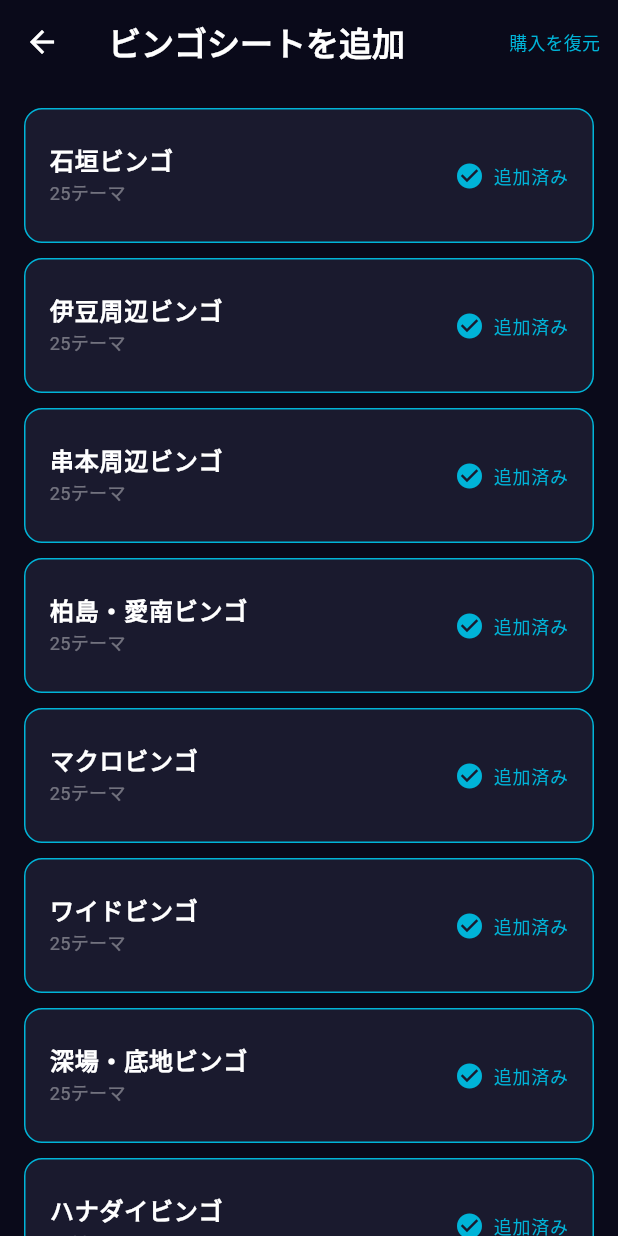
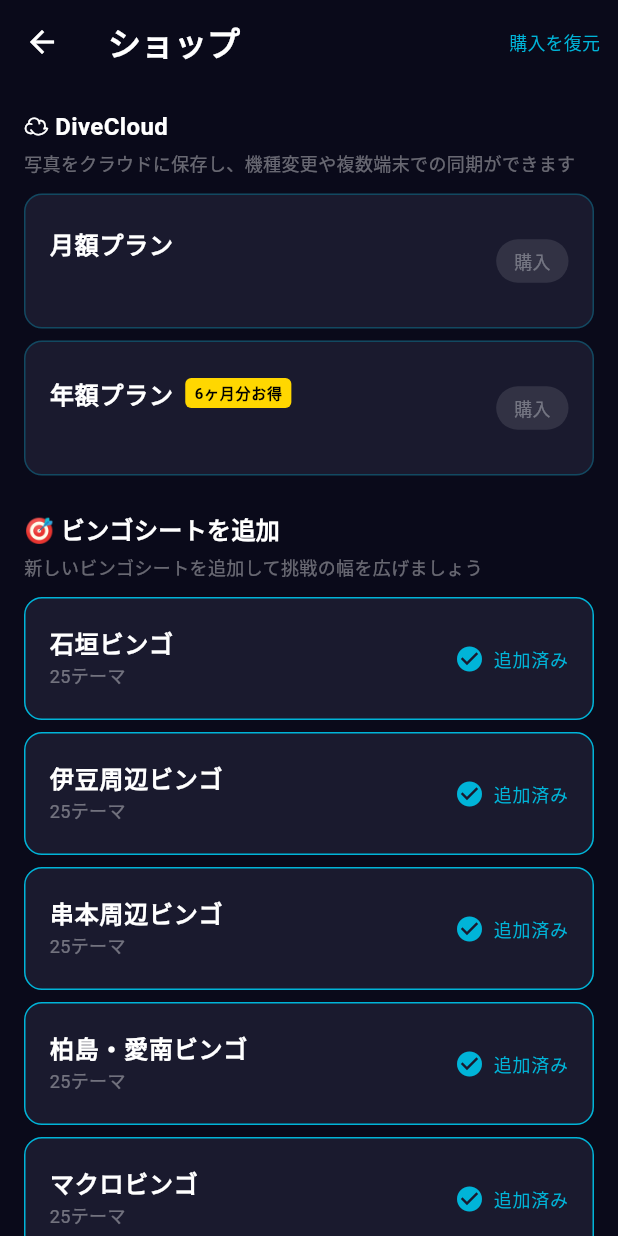
Before and after one commit to sakura9625/my-best-diveshot, a Flutter app: the SheetShopScreen screen opened directly, on a phone screen of 412 x 824 dp. Run offline on Flutter 3.47's test engine with Material 3 defaults, Android fonts, the phone set to English and light mode, and no system bars; our stand-ins replace cloud_firestore, device_info_plus, file_picker, firebase_core, flutter_riverpod, flutter_svg and 3 more; missing offline and left inert: exif, in_app_purchase_storekit; accounts and stored records are empty; statements that could not run were skipped.

Commit message:
feat: shop screen with DiveCloud and bingo sheets, diamond icon in home
Co-Authored-By: Claude Sonnet 5 <noreply@anthropic.com>

```diff
--- a/lib/screens/home/home_screen.dart
+++ b/lib/screens/home/home_screen.dart
@@ -146,6 +146,15 @@ class _HomeScreenState extends ConsumerState<HomeScreen> {
                     ),
                   );
                 },
+              );
+            },
+          ),
+          IconButton(
+            icon: const Text('💎', style: TextStyle(fontSize: 20)),
+            onPressed: () {
+              Navigator.push(
+                context,
+                MaterialPageRoute(builder: (_) => const SheetShopScreen()),
               );
             },
           ),
--- a/lib/screens/shop/sheet_shop_screen.dart
+++ b/lib/screens/shop/sheet_shop_screen.dart
@@ -21,7 +21,7 @@ class SheetShopScreen extends ConsumerWidget {
         backgroundColor: const Color(0xFF0A0A1A),
         iconTheme: const IconThemeData(color: Colors.white),
         title: const Text(
-          'ビンゴシートを追加',
+          'ショップ',
           style: TextStyle(color: Colors.white, fontWeight: FontWeight.bold),
         ),
         actions: [
@@ -38,17 +38,53 @@ class SheetShopScreen extends ConsumerWidget {
             error: (e, _) => const Center(
               child: Text('商品情報の取得に失敗しました', style: TextStyle(color: Colors.white54)),
             ),
-            data: (products) => ListView.builder(
+            data: (products) => ListView(
               padding: const EdgeInsets.all(16),
-              itemCount: kExtraSheets.length,
-              itemBuilder: (context, index) {
-                final sheet = kExtraSheets[index];
+              children: [
+                // DiveCloudセクション
+                _buildSectionHeader('☁️ DiveCloud'),
+                const SizedBox(height: 4),
+                const Text(
+                  '写真をクラウドに保存し、機種変更や複数端末での同期ができます',
+                  style: TextStyle(color: Colors.white38, fontSize: 12),
+                ),
+                const SizedBox(height: 12),
+                _buildCloudProduct(
+                  context,
+                  ref,
+                  products,
+                  'com.hikaru.mybestdiveshot.cloud.monthly',
+                  'DiveCloud Monthly',
+                  '月額プラン',
+                  '',
+                ),
+                const SizedBox(height: 8),
+                _buildCloudProduct(
+                  context,
+                  ref,
+                  products,
+                  'com.hikaru.mybestdiveshot.cloud.yearly',
+                  'DiveCloud Yearly',
+                  '年額プラン',
+                  '6ヶ月分お得',
+                ),
+                const SizedBox(height: 24),
+
+                // ビンゴシートセクション
+                _buildSectionHeader('🎯 ビンゴシートを追加'),
+                const SizedBox(height: 4),
+                const Text(
+                  '新しいビンゴシートを追加して挑戦の幅を広げましょう',
+                  style: TextStyle(color: Colors.white38, fontSize: 12),
+                ),
+                const SizedBox(height: 12),
+                ...kExtraSheets.map((sheet) {
                   final isPurchased = AppConfig.isProUser || purchased.contains(sheet.id);
                   final productId = 'com.hikaru.mybestdiveshot.sheet.${sheet.id}';
                   final product = products.where((p) => p.id == productId).firstOrNull;
 
                   return Container(
-                  margin: const EdgeInsets.only(bottom: 10),
+                    margin: const EdgeInsets.only(bottom: 8),
                     decoration: BoxDecoration(
                       color: const Color(0xFF1A1A2E),
                       borderRadius: BorderRadius.circular(12),
@@ -57,7 +93,7 @@ class SheetShopScreen extends ConsumerWidget {
                       ),
                     ),
                     child: ListTile(
-                    contentPadding: const EdgeInsets.symmetric(horizontal: 16, vertical: 8),
+                      contentPadding: const EdgeInsets.symmetric(horizontal: 16, vertical: 4),
                       title: Text(
                         sheet.name,
                         style: const TextStyle(color: Colors.white, fontWeight: FontWeight.bold),
@@ -78,11 +114,11 @@ class SheetShopScreen extends ConsumerWidget {
                           : ElevatedButton(
                               onPressed: product == null
                                   ? null
-                                : () => _showPurchaseDialog(context, ref, sheet, product),
+                                  : () => _showSheetPurchaseDialog(context, ref, sheet, product),
                               style: ElevatedButton.styleFrom(
                                 backgroundColor: const Color(0xFF00B4D8),
                                 foregroundColor: Colors.white,
-                              padding: const EdgeInsets.symmetric(horizontal: 16, vertical: 8),
+                                padding: const EdgeInsets.symmetric(horizontal: 12, vertical: 6),
                                 minimumSize: Size.zero,
                               ),
                               child: Text(
@@ -92,7 +128,9 @@ class SheetShopScreen extends ConsumerWidget {
                             ),
                     ),
                   );
-              },
+                }),
+                const SizedBox(height: 32),
+              ],
             ),
           ),
           if (purchaseNotifier.isLoading)
@@ -105,7 +143,135 @@ class SheetShopScreen extends ConsumerWidget {
     );
   }
 
-  void _showPurchaseDialog(
+  Widget _buildSectionHeader(String title) {
+    return Text(
+      title,
+      style: const TextStyle(
+        color: Colors.white,
+        fontSize: 16,
+        fontWeight: FontWeight.bold,
+      ),
+    );
+  }
+
+  Widget _buildCloudProduct(
+    BuildContext context,
+    WidgetRef ref,
+    List<ProductDetails> products,
+    String productId,
+    String name,
+    String label,
+    String badge,
+  ) {
+    final product = products.where((p) => p.id == productId).firstOrNull;
+
+    return Container(
+      decoration: BoxDecoration(
+        color: const Color(0xFF1A1A2E),
+        borderRadius: BorderRadius.circular(12),
+        border: Border.all(color: const Color(0xFF00B4D8).withOpacity(0.3)),
+      ),
+      child: ListTile(
+        contentPadding: const EdgeInsets.symmetric(horizontal: 16, vertical: 8),
+        title: Row(
+          children: [
+            Text(
+              label,
+              style: const TextStyle(color: Colors.white, fontWeight: FontWeight.bold),
+            ),
+            if (badge.isNotEmpty) ...[
+              const SizedBox(width: 8),
+              Container(
+                padding: const EdgeInsets.symmetric(horizontal: 6, vertical: 2),
+                decoration: BoxDecoration(
+                  color: const Color(0xFFFFD700),
+                  borderRadius: BorderRadius.circular(4),
+                ),
+                child: Text(
+                  badge,
+                  style: const TextStyle(
+                    color: Colors.black,
+                    fontSize: 10,
+                    fontWeight: FontWeight.bold,
+                  ),
+                ),
+              ),
+            ],
+          ],
+        ),
+        subtitle: Text(
+          product?.price ?? '',
+          style: const TextStyle(color: Color(0xFF00B4D8), fontSize: 14),
+        ),
+        trailing: ElevatedButton(
+          onPressed: product == null
+              ? null
+              : () => _showCloudPurchaseDialog(context, ref, label, product),
+          style: ElevatedButton.styleFrom(
+            backgroundColor: const Color(0xFF00B4D8),
+            foregroundColor: Colors.white,
+            padding: const EdgeInsets.symmetric(horizontal: 12, vertical: 6),
+            minimumSize: Size.zero,
+          ),
+          child: const Text('購入', style: TextStyle(fontSize: 12)),
+        ),
+      ),
+    );
+  }
+
+  void _showCloudPurchaseDialog(
+    BuildContext context,
+    WidgetRef ref,
+    String label,
+    ProductDetails product,
+  ) {
+    showDialog(
+      context: context,
+      builder: (context) => AlertDialog(
+        backgroundColor: const Color(0xFF1A1A2E),
+        title: Text('DiveCloud $label', style: const TextStyle(color: Colors.white)),
+        content: Column(
+          mainAxisSize: MainAxisSize.min,
+          crossAxisAlignment: CrossAxisAlignment.start,
+          children: [
+            const Text(
+              '写真をクラウドに保存し、機種変更や複数端末での同期ができます。',
+              style: TextStyle(color: Colors.white70),
+            ),
+            const SizedBox(height: 12),
+            Text(
+              product.price,
+              style: const TextStyle(
+                color: Color(0xFFFFD700),
+                fontSize: 20,
+                fontWeight: FontWeight.bold,
+              ),
+            ),
+            const SizedBox(height: 4),
+            const Text(
+              'いつでもキャンセルできます',
+              style: TextStyle(color: Colors.white38, fontSize: 12),
+            ),
+          ],
+        ),
+        actions: [
+          TextButton(
+            onPressed: () => Navigator.pop(context),
+            child: const Text('キャンセル', style: TextStyle(color: Colors.white54)),
+          ),
+          TextButton(
+            onPressed: () {
+              Navigator.pop(context);
+              ref.read(purchaseNotifierProvider).buyProduct(product);
+            },
+            child: const Text('購入する', style: TextStyle(color: Color(0xFF00B4D8))),
+          ),
+        ],
+      ),
+    );
+  }
+
+  void _showSheetPurchaseDialog(
     BuildContext context,
     WidgetRef ref,
     SheetDefinition sheet,
```
Lines whose indentation alone changed are shown as unchanged.
